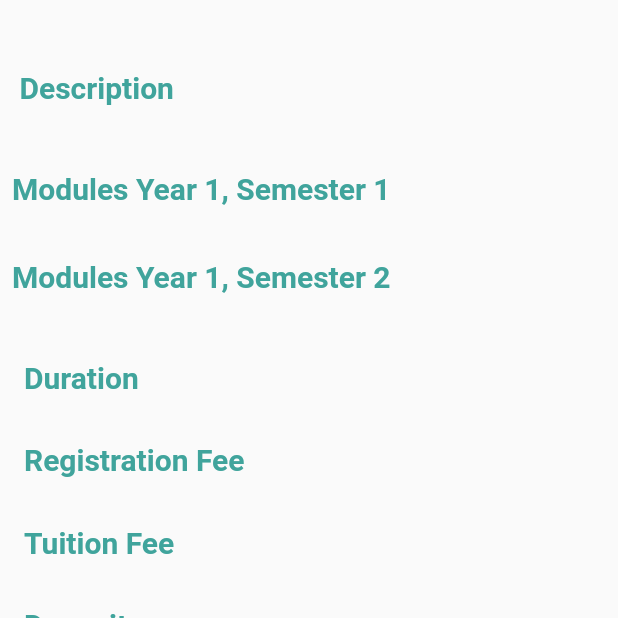
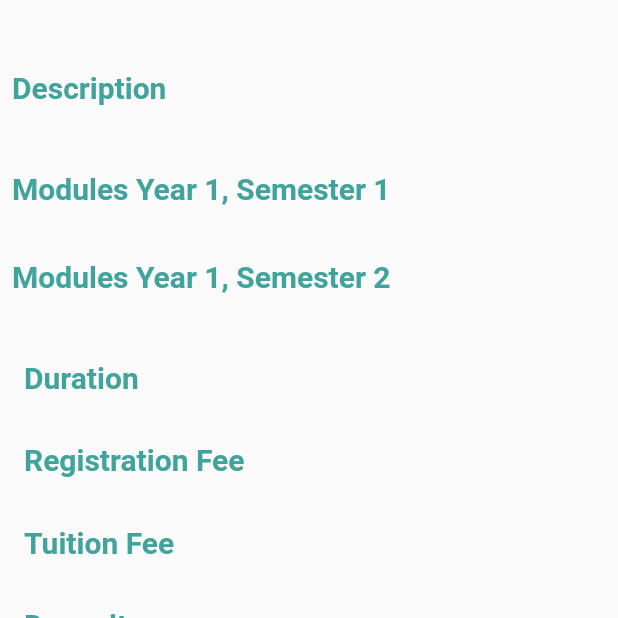
Before and after one commit to Chalebgwa/course_guide, a Flutter app: the ApplyCourse screen opened directly with empty values, on a phone screen of 412 x 824 dp, the top half of it. Run offline on Flutter 3.47's test engine with Material 2 defaults, Android fonts, the phone set to English and light mode, and no system bars; our stand-ins replace badges, cached_network_image, cloud_firestore, firebase_auth, firebase_core, firebase_storage and 11 more; missing offline and left inert: back_button_interceptor, emailjs, flutter_neat_and_clean_calendar; accounts and stored records are empty.

Commit message:
fixed issues

```diff
--- a/lib/views/home/universities/apply_course.dart
+++ b/lib/views/home/universities/apply_course.dart
@@ -19,8 +19,10 @@ class ApplyCourse extends StatefulWidget {
 class _ApplyCourseState extends State<ApplyCourse> {
   @override
   Widget build(BuildContext context) {
-    return Scaffold(
+    return SafeArea(
+      child: Scaffold(
           body: ListView(
+        physics: BouncingScrollPhysics(),
         children: [
           // lorem ipsum text description
           Padding(
@@ -34,12 +36,13 @@ class _ApplyCourseState extends State<ApplyCourse> {
               ),
             ),
           ),
+          if (widget.data['description'] != null)
             Row(
               children: [
                 Padding(
                   padding: const EdgeInsets.all(8.0),
                   child: Text(
-                " Description",
+                    "Description",
                     textAlign: TextAlign.center,
                     style: TextStyle(
                       fontSize: 20,
@@ -50,6 +53,7 @@ class _ApplyCourseState extends State<ApplyCourse> {
                 ),
               ],
             ),
+          if (widget.data['description'] != null)
             Padding(
               padding: const EdgeInsets.all(8.0),
               child: Text(
@@ -61,6 +65,7 @@ class _ApplyCourseState extends State<ApplyCourse> {
                 ),
               ),
             ),
+          if (widget.data['modules'] != null)
             Row(
               children: [
                 Padding(
@@ -72,23 +77,6 @@ class _ApplyCourseState extends State<ApplyCourse> {
                       fontSize: 20,
                       fontWeight: FontWeight.w700,
                       color: HexColor("40A49C"),
-                ),
-              ),
-            ),
-          ],
-        ),
-        if (widget.data['modules'] == null)
-          Row(
-            mainAxisAlignment: MainAxisAlignment.center,
-            children: [
-              Padding(
-                padding: const EdgeInsets.all(8.0),
-                child: Text(
-                  "No modules listed",
-                  textAlign: TextAlign.center,
-                  style: const TextStyle(
-                    fontSize: 16,
-                    fontWeight: FontWeight.bold,
                     ),
                   ),
                 ),
@@ -117,7 +105,7 @@ class _ApplyCourseState extends State<ApplyCourse> {
           SizedBox(
             height: 20,
           ),
-
+          if (widget.data['modules'] != null)
             Row(
               children: [
                 Padding(
@@ -134,23 +122,7 @@ class _ApplyCourseState extends State<ApplyCourse> {
                 ),
               ],
             ),
-        if (widget.data['modules'] == null)
-          Row(
-            mainAxisAlignment: MainAxisAlignment.center,
-            children: [
-              Padding(
-                padding: const EdgeInsets.all(8.0),
-                child: Text(
-                  "No modules listed",
-                  textAlign: TextAlign.center,
-                  style: const TextStyle(
-                    fontSize: 16,
-                    fontWeight: FontWeight.bold,
-                  ),
-                ),
-              ),
-            ],
-          ),
+
           if (widget.data['modules'] != null)
             for (Map<String, dynamic> doc in widget.data['modules']
                 .where((element) => element['Semester'] == "2"))
@@ -346,6 +318,7 @@ class _ApplyCourseState extends State<ApplyCourse> {
             ),
           ),
         ],
-    ));
+      )),
+    );
   }
 }
```
Also changed, not shown: lib/views/home/home/widgets/scholarship_view.dart (+23 -8 lines). Lines whose indentation alone changed are shown as unchanged.
